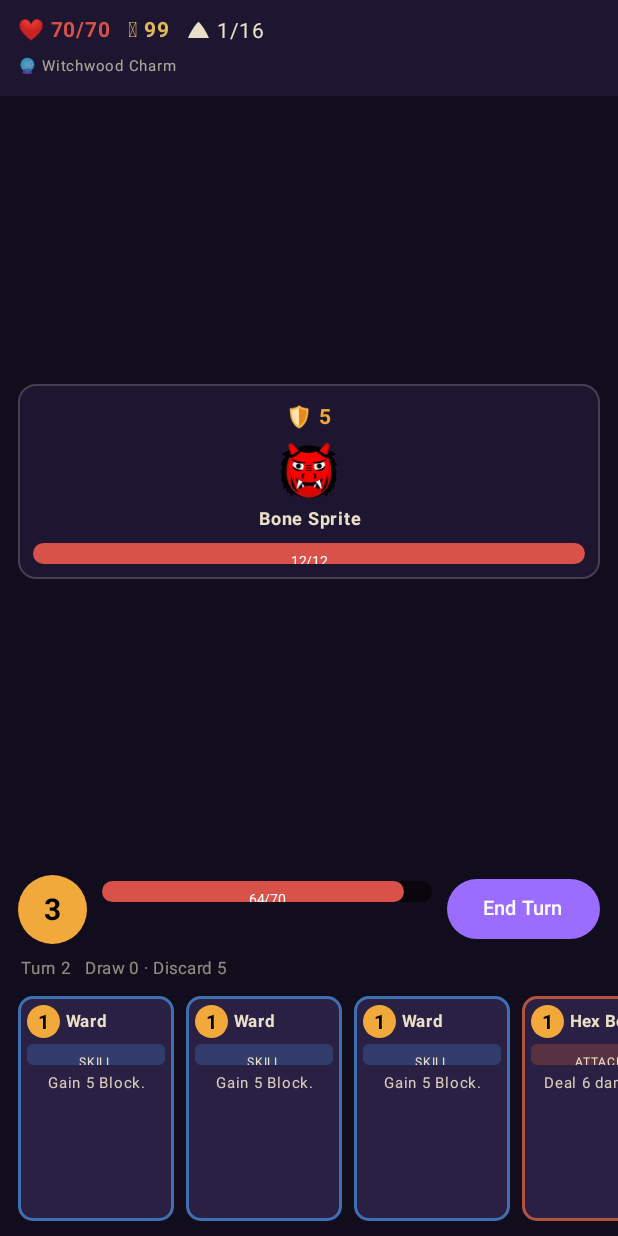
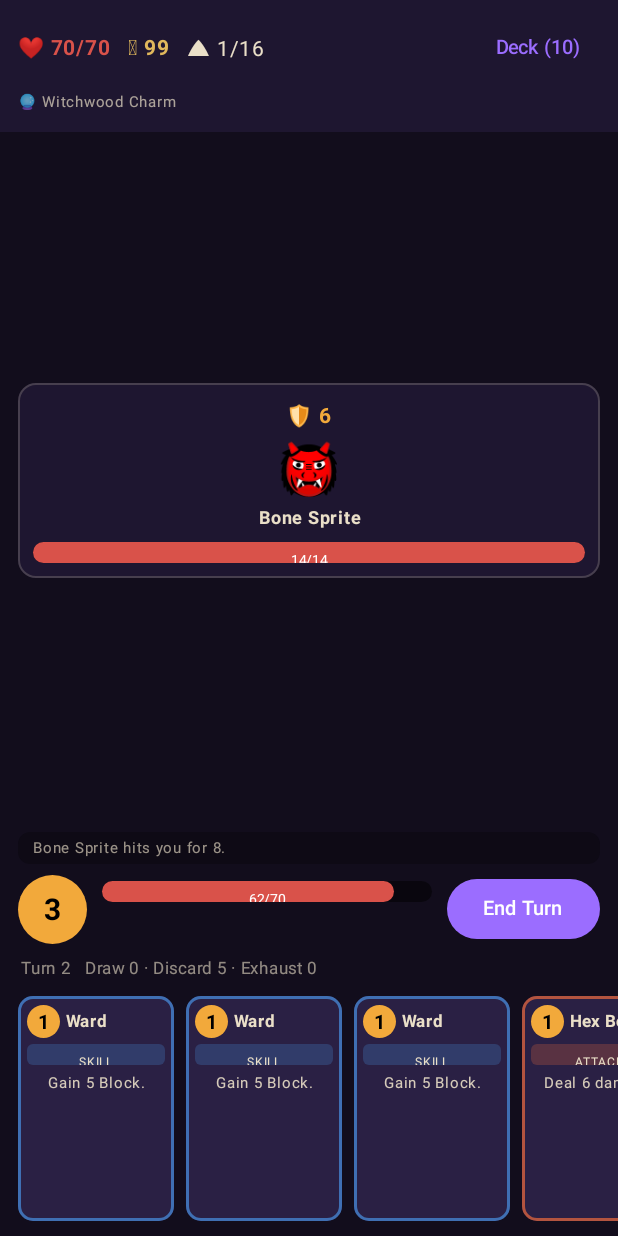
Before and after one commit to Rc7676/Witch-her, an Android app built with Jetpack Compose: the screen it shows after launch (MainActivity), after a tap on "End Turn", on a phone screen of 412 x 824 dp. Run offline under Robolectric (Android 15) with nearby library versions, the phone set to English and light mode, and no system bars; 3 other taps on this screen came first.

Commit message:
QA pass: fix combat bugs, rebalance enemies, add run simulation tests
Engine fixes:
- Enemies killed by Thorns mid-round no longer act on their turn, and
  enemy turns stop once combat has ended
- Thorns only retaliate when an actual attack lands

Balance (validated by new headless playtests):
- Buffed the whole bestiary; the greedy test bot's winrate drops from
  95% to 19% with an average climb of 15 floors, and the Pale Lich
  (160 HP, harder pattern) is now a genuine wall
- Guardrail assertions keep future tuning inside this difficulty band

New tests (34 total):
- 200-seed full-run simulation exercising combat, events, shops,
  rests, treasures with invariant checks (hp/gold/deck bounds,
  combat termination)
- Every reward card force-played against multiple enemy types
- Every enemy AI validated for 20 turns

UI improvements:
- Combat: scrolling battle log, exhaust-pile count, deck viewer
- Map: legend row, auto-scroll keeps current position in view
- Reward cards horizontally scrollable on narrow screens
- Event screen header no longer double-padded

Co-Authored-By: Claude Fable 5 <noreply@anthropic.com>
Claude-Session: https://claude.ai/code/session_011c9fpuhHmgcMep4hBZzaCV

```diff
--- a/app/src/main/kotlin/com/hexfall/game/ui/CombatScreen.kt
+++ b/app/src/main/kotlin/com/hexfall/game/ui/CombatScreen.kt
@@ -62,9 +62,10 @@ private fun statusLine(combatant: Combatant): String =
 fun CombatScreen(vm: GameViewModel) {
     val engine = vm.combat ?: return
     var selected by remember { mutableStateOf<CardInstance?>(null) }
+    var showDeck by remember { mutableStateOf(false) }
 
     Column(Modifier.fillMaxSize()) {
-        RunHeader(vm)
+        RunHeader(vm, onDeck = { showDeck = true })
 
         // --- Enemies -----------------------------------------------------
         Row(
@@ -127,6 +128,27 @@ fun CombatScreen(vm: GameViewModel) {
             }
         }
 
+        // --- Combat log --------------------------------------------------
+        if (engine.log.isNotEmpty()) {
+            Column(
+                Modifier
+                    .fillMaxWidth()
+                    .padding(horizontal = 12.dp, vertical = 2.dp)
+                    .background(Color.Black.copy(alpha = 0.25f), RoundedCornerShape(8.dp))
+                    .padding(horizontal = 10.dp, vertical = 4.dp),
+            ) {
+                engine.log.takeLast(3).forEach { line ->
+                    Text(
+                        line,
+                        color = HexfallColors.parchment.copy(alpha = 0.65f),
+                        fontSize = 10.sp,
+                        lineHeight = 13.sp,
+                        maxLines = 1,
+                    )
+                }
+            }
+        }
+
         // --- Player row --------------------------------------------------
         Row(
             Modifier
@@ -184,8 +206,12 @@ fun CombatScreen(vm: GameViewModel) {
 
         // --- Hand --------------------------------------------------------
         Text(
-            if (selected != null) "Tap an enemy to strike" else "Turn ${engine.turn}" +
-                "   Draw ${engine.drawPile.size} · Discard ${engine.discardPile.size}",
+            if (selected != null) {
+                "Tap an enemy to strike"
+            } else {
+                "Turn ${engine.turn}   Draw ${engine.drawPile.size} · " +
+                    "Discard ${engine.discardPile.size} · Exhaust ${engine.exhaustPile.size}"
+            },
             color = HexfallColors.parchment.copy(alpha = 0.6f),
             fontSize = 11.sp,
             modifier = Modifier.padding(horizontal = 14.dp),
@@ -218,4 +244,15 @@ fun CombatScreen(vm: GameViewModel) {
             }
         }
     }
+
+    if (showDeck) {
+        val run = vm.run
+        if (run != null) {
+            DeckDialog(
+                title = "Your Deck (${run.deck.size})",
+                cards = run.deck,
+                onDismiss = { showDeck = false },
+            )
+        }
+    }
 }
--- a/core/src/main/kotlin/com/hexfall/core/CombatEngine.kt
+++ b/core/src/main/kotlin/com/hexfall/core/CombatEngine.kt
@@ -136,6 +136,9 @@ class CombatEngine(
     }
 
     private fun takeEnemyTurn(enemy: EnemyCombatant) {
+        // An earlier enemy's turn may have ended the fight, or thorns may
+        // have killed this enemy before it could act.
+        if (result != null || !enemy.alive) return
         enemy.block = 0
         val poison = enemy.statusAmount(StatusType.POISON)
         if (poison > 0) {
@@ -191,10 +194,12 @@ class CombatEngine(
         val damage = attackDamage(enemy, player, base)
         val lost = player.takeDamage(damage)
         log += "${enemy.def.name} hits you for $damage."
-        val thorns = player.statusAmount(StatusType.THORNS)
-        if (thorns > 0 && lost >= 0) {
-            enemy.takeDamage(thorns)
-            log += "Thorns strike back for $thorns."
+        if (lost > 0 || damage > 0) {
+            val thorns = player.statusAmount(StatusType.THORNS)
+            if (thorns > 0) {
+                enemy.takeDamage(thorns)
+                log += "Thorns strike back for $thorns."
+            }
         }
         checkCombatEnd()
     }
```
Also changed, not shown: app/src/main/kotlin/com/hexfall/game/ui/MapScreen.kt (+24 -2 lines), app/src/main/kotlin/com/hexfall/game/ui/Screens.kt (+18 -3 lines), core/src/main/kotlin/com/hexfall/core/Enemies.kt (+60 -57 lines), 1 other file.
